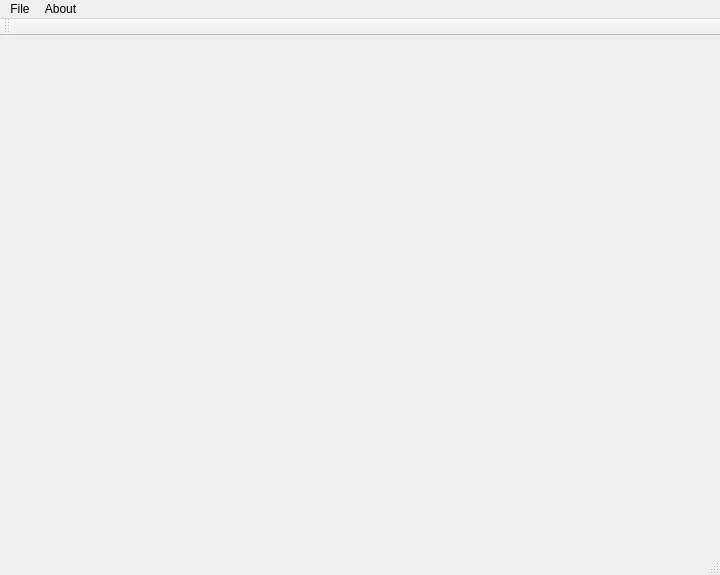
Above: main_program/gui_interface_designs/ticket_client_window_design.ui from yimenhfeifei/josm-invoice before the change. Below: the same form after it.
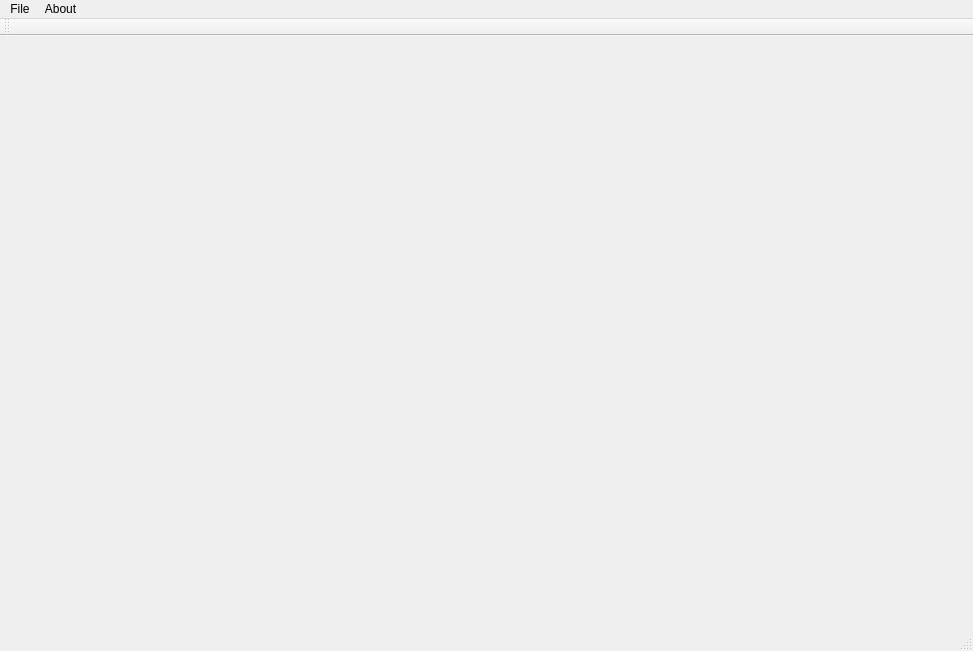
That is the form after the change.

What changed in the file:
```diff
--- a/main_program/gui_interface_designs/ticket_client_window_design.ui
+++ b/main_program/gui_interface_designs/ticket_client_window_design.ui
@@ -6,14 +6,14 @@
    <rect>
     <x>0</x>
     <y>0</y>
-    <width>720</width>
-    <height>575</height>
+    <width>973</width>
+    <height>651</height>
    </rect>
   </property>
   <property name="minimumSize">
    <size>
-    <width>626</width>
-    <height>62</height>
+    <width>973</width>
+    <height>651</height>
    </size>
   </property>
   <property name="windowTitle">
@@ -27,7 +27,7 @@
     <rect>
      <x>0</x>
      <y>0</y>
-     <width>720</width>
+     <width>973</width>
      <height>23</height>
     </rect>
    </property>
```
